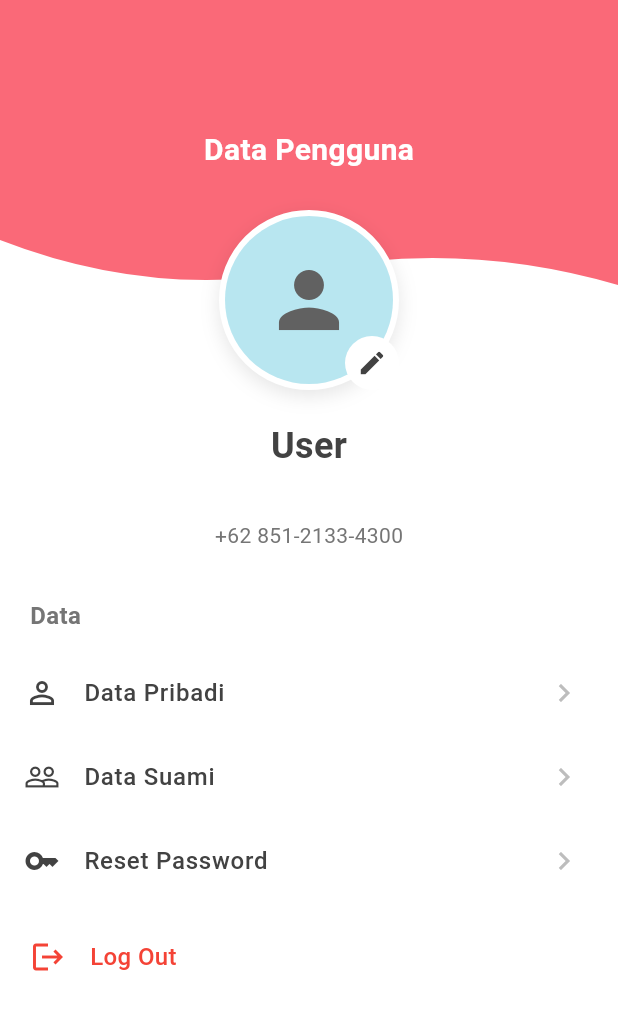
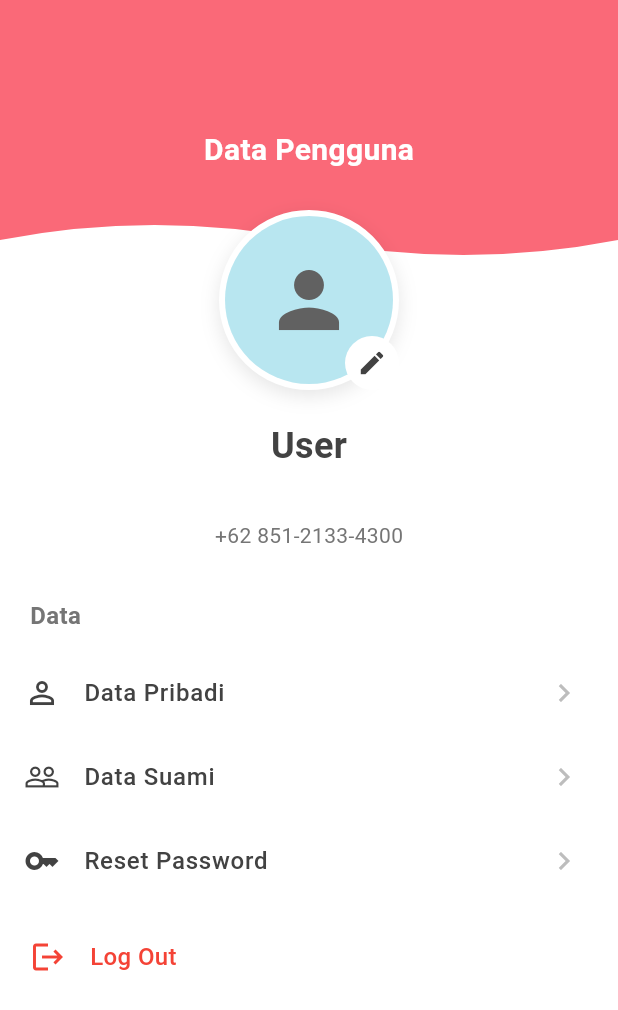
Before and after one commit to app-prenava/prenava-mobile, a Flutter app: the AccountPage screen opened directly, on a phone screen of 412 x 824 dp. Shown: the top 1010 px of the screen. Run offline on Flutter 3.47's test engine with Material 3 defaults, Android fonts, the phone set to English and light mode, and no system bars; our stand-ins replace dio, flutter_riverpod, flutter_secure_storage, go_router, image_picker, shared_preferences; accounts and stored records are empty.

Commit message:
fix: style wave on profile

```diff
--- a/lib/features/account/presentation/pages/account_page.dart
+++ b/lib/features/account/presentation/pages/account_page.dart
@@ -2,7 +2,6 @@ import 'package:flutter/material.dart';
 import 'package:flutter_riverpod/flutter_riverpod.dart';
 import 'package:go_router/go_router.dart';
 import '../../../auth/presentation/providers/auth_providers.dart';
-import '../widgets/profile_wave_painter.dart';
 
 class AccountPage extends ConsumerWidget {
   const AccountPage({super.key});
@@ -38,10 +37,11 @@ class AccountPage extends ConsumerWidget {
     return Stack(
       clipBehavior: Clip.none,
       children: [
-        SizedBox(
-          height: 200,
-          child: CustomPaint(
-            painter: ProfileWavePainter(color: const Color(0xFFFA6978)),
+        ClipPath(
+          clipper: WaveClipper(),
+          child: Container(
+            height: 200,
+            color: const Color(0xFFFA6978),
             child: const SafeArea(
               child: Center(
                 child: Text(
@@ -236,3 +236,33 @@ class AccountPage extends ConsumerWidget {
     );
   }
 }
+
+// Custom Clipper for Wave Effect
+class WaveClipper extends CustomClipper<Path> {
+  @override
+  Path getClip(Size size) {
+    final path = Path();
+    path.lineTo(0, size.height - 40);
+
+    // Create smooth wave with quadratic bezier curves
+    path.quadraticBezierTo(
+      size.width / 4,
+      size.height - 60,
+      size.width / 2,
+      size.height - 40,
+    );
+    path.quadraticBezierTo(
+      3 * size.width / 4,
+      size.height - 20,
+      size.width,
+      size.height - 40,
+    );
+
+    path.lineTo(size.width, 0);
+    path.close();
+    return path;
+  }
+
+  @override
+  bool shouldReclip(covariant CustomClipper<Path> oldClipper) => false;
+}
```
Also changed, not shown: lib/features/account/presentation/widgets/profile_wave_painter.dart (deleted, +0 -43 lines).
